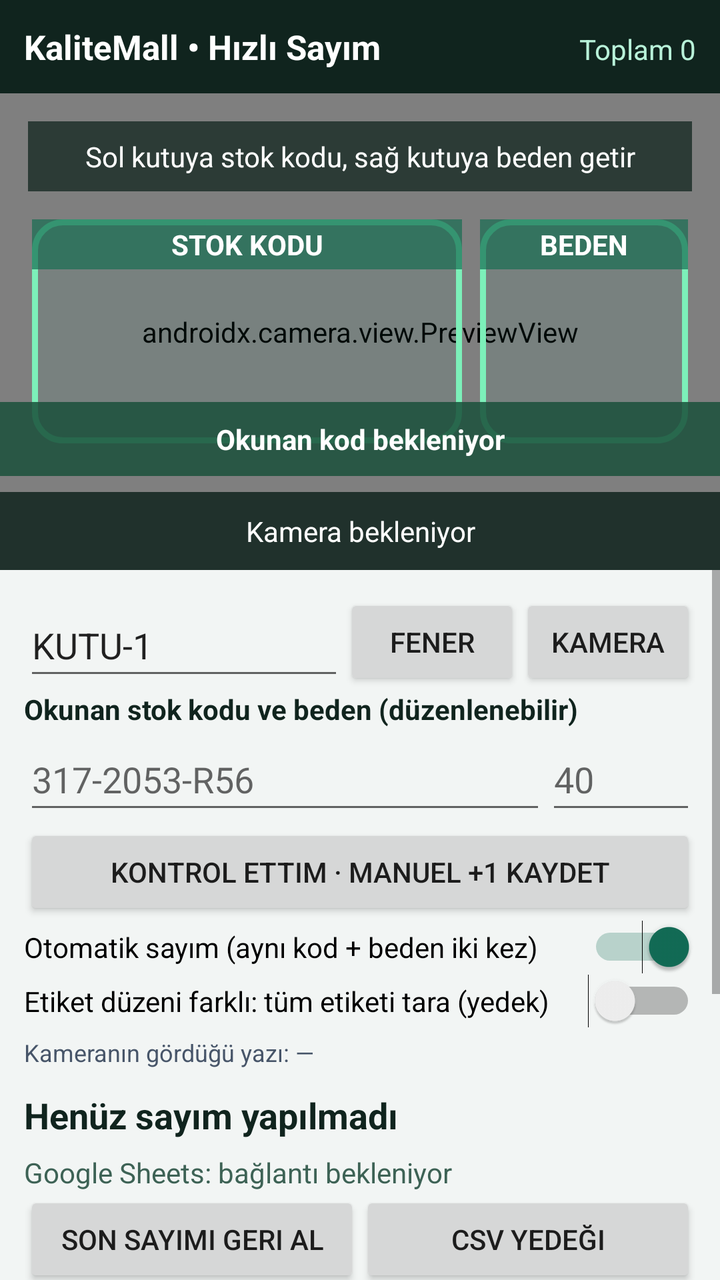
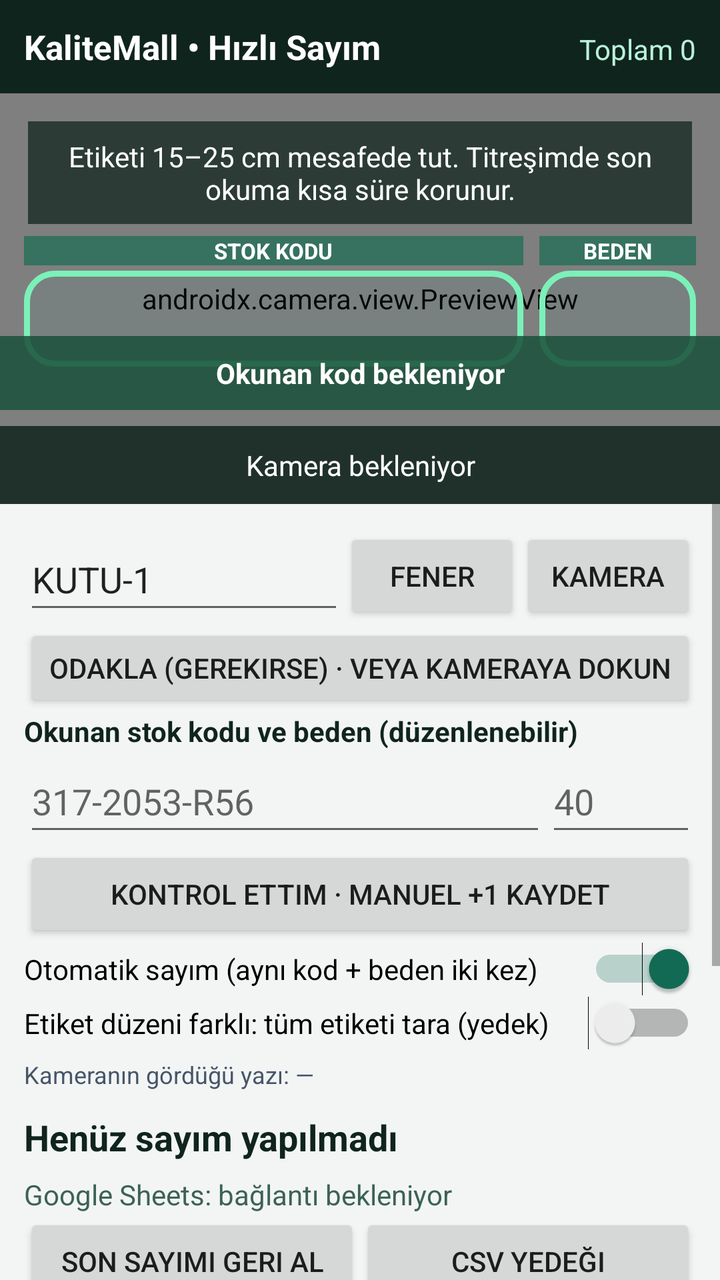

An Android layout rendered at two revisions. The XML below is the earlier revision; the diff shows what the commit changed to produce the second picture.
<!-- AndroidManifest.xml: application theme AppTheme -->
<!-- res/layout/activity_main.xml -->
<?xml version="1.0" encoding="utf-8"?>
<LinearLayout xmlns:android="http://schemas.android.com/apk/res/android"
    xmlns:app="http://schemas.android.com/apk/res-auto"
    android:layout_width="match_parent" android:layout_height="match_parent"
    android:orientation="vertical" android:background="#F2F5F4">
    <LinearLayout android:layout_width="match_parent" android:layout_height="wrap_content"
        android:background="#10241E" android:orientation="horizontal" android:padding="12dp">
        <TextView android:layout_width="0dp" android:layout_weight="1"
            android:layout_height="wrap_content" android:text="KaliteMall • Hızlı Sayım"
            android:textStyle="bold" android:textSize="17sp" android:textColor="#FFFFFF" />
        <TextView android:id="@+id/totalText" android:layout_width="wrap_content"
            android:layout_height="wrap_content" android:text="Toplam 0" android:textColor="#B8F2D9" />
    </LinearLayout>
    <FrameLayout android:layout_width="match_parent" android:layout_height="0dp"
        android:layout_weight="1" android:background="#121A18">
        <androidx.camera.view.PreviewView android:id="@+id/cameraPreview"
            android:layout_width="match_parent" android:layout_height="match_parent"
            app:implementationMode="compatible" />
        <LinearLayout android:id="@+id/dualZonesOverlay"
            android:layout_width="match_parent" android:layout_height="112dp"
            android:layout_gravity="center" android:layout_marginHorizontal="16dp"
            android:orientation="horizontal" android:gravity="center_vertical">
            <FrameLayout android:id="@+id/codeTarget"
                android:layout_width="0dp" android:layout_weight="2.7"
                android:layout_height="match_parent" android:background="@drawable/scan_frame">
                <TextView android:layout_width="match_parent" android:layout_height="wrap_content"
                    android:layout_gravity="top" android:gravity="center" android:padding="3dp"
                    android:text="STOK KODU" android:textStyle="bold" android:textColor="#FFFFFF"
                    android:background="#B2186D52" />
            </FrameLayout>
            <Space android:layout_width="9dp" android:layout_height="match_parent" />
            <FrameLayout android:id="@+id/sizeTarget"
                android:layout_width="0dp" android:layout_weight="1.3"
                android:layout_height="match_parent" android:background="@drawable/scan_frame">
                <TextView android:layout_width="match_parent" android:layout_height="wrap_content"
                    android:layout_gravity="top" android:gravity="center" android:padding="3dp"
                    android:text="BEDEN" android:textStyle="bold" android:textColor="#FFFFFF"
                    android:background="#B2186D52" />
            </FrameLayout>
        </LinearLayout>
        <View android:id="@+id/fullFrameGuide"
            android:layout_width="match_parent" android:layout_height="155dp"
            android:layout_gravity="center" android:layout_marginHorizontal="24dp"
            android:background="@drawable/scan_frame" android:visibility="gone" />
        <TextView android:layout_width="match_parent" android:layout_height="wrap_content"
            android:layout_gravity="top" android:layout_margin="14dp"
            android:gravity="center" android:padding="8dp"
            android:background="#BF10241E" android:textColor="#FFFFFF"
            android:text="Sol kutuya stok kodu, sağ kutuya beden getir" />
        <TextView android:id="@+id/readStatusText" android:layout_width="match_parent"
            android:layout_height="wrap_content" android:layout_gravity="bottom"
            android:layout_marginBottom="47dp" android:background="#D91B503B"
            android:textColor="#FFFFFF" android:textStyle="bold"
            android:padding="9dp" android:gravity="center" android:text="Okunan kod bekleniyor" />
        <TextView android:id="@+id/cameraStatus" android:layout_width="match_parent"
            android:layout_height="wrap_content" android:layout_gravity="bottom"
            android:background="#D910241E" android:textColor="#FFFFFF"
            android:padding="10dp" android:gravity="center" android:text="Kamera bekleniyor" />
    </FrameLayout>
    <ScrollView android:layout_width="match_parent" android:layout_height="355dp"
        android:fillViewport="false">
        <LinearLayout android:layout_width="match_parent" android:layout_height="wrap_content"
            android:orientation="vertical" android:padding="12dp">
            <LinearLayout android:layout_width="match_parent" android:layout_height="wrap_content"
                android:orientation="horizontal" android:gravity="center_vertical">
                <EditText android:id="@+id/boxInput" android:layout_width="0dp" android:layout_weight="1"
                    android:layout_height="48dp" android:singleLine="true" android:hint="Kutu/Raf (zorunlu)"
                    android:inputType="textCapCharacters" android:text="KUTU-1" />
                <Button android:id="@+id/torchButton" android:layout_width="wrap_content"
                    android:layout_height="wrap_content" android:text="Fener" />
                <Button android:id="@+id/cameraButton" android:layout_width="wrap_content"
                    android:layout_height="wrap_content" android:text="Kamera" />
            </LinearLayout>
            <TextView android:layout_width="match_parent" android:layout_height="wrap_content"
                android:text="Okunan stok kodu ve beden (düzenlenebilir)"
                android:textStyle="bold" android:textColor="#10241E" />
            <LinearLayout android:layout_width="match_parent" android:layout_height="wrap_content"
                android:orientation="horizontal">
                <EditText android:id="@+id/detectedSkuInput" android:layout_width="0dp"
                    android:layout_weight="1" android:layout_height="48dp"
                    android:singleLine="true" android:inputType="textCapCharacters"
                    android:hint="317-2053-R56" />
                <EditText android:id="@+id/detectedSizeInput" android:layout_width="75dp"
                    android:layout_height="48dp" android:singleLine="true"
                    android:inputType="textCapCharacters" android:hint="40" />
            </LinearLayout>
            <Button android:id="@+id/manualAddButton" android:layout_width="match_parent"
                android:layout_height="48dp" android:text="Kontrol ettim · Manuel +1 kaydet" />
            <Switch android:id="@+id/autoSwitch" android:layout_width="match_parent"
                android:layout_height="wrap_content" android:checked="true"
                android:text="Otomatik sayım (aynı kod + beden iki kez)" />
            <Switch android:id="@+id/fullFrameSwitch"
                android:layout_width="match_parent" android:layout_height="wrap_content"
                android:text="Etiket düzeni farklı: tüm etiketi tara (yedek)"
                android:checked="false" />
            <TextView android:id="@+id/rawOcrText" android:layout_width="match_parent"
                android:layout_height="wrap_content" android:textColor="#475569"
                android:paddingVertical="4dp" android:maxLines="3"
                android:ellipsize="end" android:textSize="12sp"
                android:text="Kameranın gördüğü yazı: —" />
            <TextView android:id="@+id/lastScanText" android:layout_width="match_parent"
                android:layout_height="wrap_content" android:paddingVertical="7dp"
                android:textSize="18sp" android:textStyle="bold" android:textColor="#10241E"
                android:text="Henüz sayım yapılmadı" />
            <TextView android:id="@+id/syncStatus" android:layout_width="match_parent"
                android:layout_height="wrap_content" android:textColor="#3D6255"
                android:text="Google Sheets: bağlantı bekleniyor" />
            <LinearLayout android:layout_width="match_parent" android:layout_height="wrap_content"
                android:orientation="horizontal">
                <Button android:id="@+id/undoButton" android:layout_width="0dp"
                    android:layout_weight="1" android:layout_height="wrap_content" android:text="Son sayımı geri al" />
                <Button android:id="@+id/exportButton" android:layout_width="0dp"
                    android:layout_weight="1" android:layout_height="wrap_content" android:text="CSV yedeği" />
            </LinearLayout>
            <TextView android:layout_width="match_parent" android:layout_height="wrap_content"
                android:paddingTop="8dp" android:text="Sheets bağlantısı (bir kez)"
                android:textStyle="bold" android:textColor="#10241E" />
            <EditText android:id="@+id/scriptUrlInput" android:layout_width="match_parent"
                android:layout_height="wrap_content" android:singleLine="true"
                android:inputType="textUri" android:hint="Apps Script /exec URL" />
            <EditText android:id="@+id/secretInput" android:layout_width="match_parent"
                android:layout_height="wrap_content" android:singleLine="true"
                android:inputType="textPassword" android:hint="64 karakter gizli anahtar" />
            <LinearLayout android:layout_width="match_parent" android:layout_height="wrap_content"
                android:orientation="horizontal">
                <Button android:id="@+id/connectButton" android:layout_width="0dp"
                    android:layout_weight="1" android:layout_height="wrap_content" android:text="Bağlantıyı test et" />
                <Button android:id="@+id/syncNowButton" android:layout_width="0dp"
                    android:layout_weight="1" android:layout_height="wrap_content" android:text="Bekleyenleri gönder" />
            </LinearLayout>
            <TextView android:layout_width="match_parent" android:layout_height="wrap_content"
                android:textColor="#5B6C65" android:textSize="12sp"
                android:text="Sayısal güven eşiği yok: otomatik sayım için iki aynı kod/beden okunur. Hatalı okuma varsa otomatiği kapat, alanları düzelt ve Manuel +1 kullan. Aynı etiketi tekrar saymak için 0,6 sn boş zemin göster. Kayıt önce telefona, sonra Sheets'e yazılır." />
        </LinearLayout>
    </ScrollView>
</LinearLayout>
<!-- resources referenced by this layout -->
<resources>
  <!-- drawable scan_frame (drawable) -->
  <?xml version="1.0" encoding="utf-8"?>
  <shape xmlns:android="http://schemas.android.com/apk/res/android" android:shape="rectangle">
      <solid android:color="#1010A080" />
      <stroke android:width="3dp" android:color="#7CF0B9" />
      <corners android:radius="14dp" />
  </shape>
  <style name="AppTheme" parent="Theme.AppCompat.DayNight.NoActionBar">
          <item name="colorAccent">#126C56</item>
          <item name="android:statusBarColor">#10241E</item>
          <item name="android:navigationBarColor">#10241E</item>
          <item name="android:windowLightStatusBar">false</item>
      </style>
</resources>

<!-- the commit's change to res/layout/activity_main.xml (unified diff, before → after) -->
@@ -16,27 +16,33 @@
         <androidx.camera.view.PreviewView android:id="@+id/cameraPreview"
             android:layout_width="match_parent" android:layout_height="match_parent"
             app:implementationMode="compatible" />
+        
         <LinearLayout android:id="@+id/dualZonesOverlay"
-            android:layout_width="match_parent" android:layout_height="112dp"
-            android:layout_gravity="center" android:layout_marginHorizontal="16dp"
-            android:orientation="horizontal" android:gravity="center_vertical">
-            <FrameLayout android:id="@+id/codeTarget"
-                android:layout_width="0dp" android:layout_weight="2.7"
-                android:layout_height="match_parent" android:background="@drawable/scan_frame">
-                <TextView android:layout_width="match_parent" android:layout_height="wrap_content"
-                    android:layout_gravity="top" android:gravity="center" android:padding="3dp"
-                    android:text="STOK KODU" android:textStyle="bold" android:textColor="#FFFFFF"
-                    android:background="#B2186D52" />
-            </FrameLayout>
-            <Space android:layout_width="9dp" android:layout_height="match_parent" />
-            <FrameLayout android:id="@+id/sizeTarget"
-                android:layout_width="0dp" android:layout_weight="1.3"
-                android:layout_height="match_parent" android:background="@drawable/scan_frame">
-                <TextView android:layout_width="match_parent" android:layout_height="wrap_content"
-                    android:layout_gravity="top" android:gravity="center" android:padding="3dp"
-                    android:text="BEDEN" android:textStyle="bold" android:textColor="#FFFFFF"
-                    android:background="#B2186D52" />
-            </FrameLayout>
+            android:layout_width="match_parent" android:layout_height="68dp"
+            android:layout_gravity="center" android:layout_marginHorizontal="12dp"
+            android:orientation="vertical" android:gravity="center_vertical">
+            <LinearLayout android:layout_width="match_parent" android:layout_height="20dp"
+                android:orientation="horizontal" android:gravity="center_vertical">
+                <TextView android:layout_width="0dp" android:layout_weight="3.2"
+                    android:layout_height="wrap_content" android:text="STOK KODU"
+                    android:gravity="center" android:textSize="11sp" android:textStyle="bold"
+                    android:textColor="#FFFFFF" android:background="#B2186D52" />
+                <Space android:layout_width="8dp" android:layout_height="match_parent" />
+                <TextView android:layout_width="0dp" android:layout_weight="1"
+                    android:layout_height="wrap_content" android:text="BEDEN"
+                    android:gravity="center" android:textSize="11sp" android:textStyle="bold"
+                    android:textColor="#FFFFFF" android:background="#B2186D52" />
+            </LinearLayout>
+            <LinearLayout android:layout_width="match_parent" android:layout_height="48dp"
+                android:orientation="horizontal" android:gravity="center_vertical">
+                <FrameLayout android:id="@+id/codeTarget"
+                    android:layout_width="0dp" android:layout_weight="3.2"
+                    android:layout_height="48dp" android:background="@drawable/scan_frame" />
+                <Space android:layout_width="8dp" android:layout_height="match_parent" />
+                <FrameLayout android:id="@+id/sizeTarget"
+                    android:layout_width="0dp" android:layout_weight="1"
+                    android:layout_height="48dp" android:background="@drawable/scan_frame" />
+            </LinearLayout>
         </LinearLayout>
         <View android:id="@+id/fullFrameGuide"
             android:layout_width="match_parent" android:layout_height="155dp"
@@ -46,7 +52,7 @@
             android:layout_gravity="top" android:layout_margin="14dp"
             android:gravity="center" android:padding="8dp"
             android:background="#BF10241E" android:textColor="#FFFFFF"
-            android:text="Sol kutuya stok kodu, sağ kutuya beden getir" />
+            android:text="Etiketi 15–25 cm mesafede tut. Titreşimde son okuma kısa süre korunur." />
         <TextView android:id="@+id/readStatusText" android:layout_width="match_parent"
             android:layout_height="wrap_content" android:layout_gravity="bottom"
             android:layout_marginBottom="47dp" android:background="#D91B503B"
@@ -57,7 +63,7 @@
             android:background="#D910241E" android:textColor="#FFFFFF"
             android:padding="10dp" android:gravity="center" android:text="Kamera bekleniyor" />
     </FrameLayout>
-    <ScrollView android:layout_width="match_parent" android:layout_height="355dp"
+    <ScrollView android:layout_width="match_parent" android:layout_height="388dp"
         android:fillViewport="false">
         <LinearLayout android:layout_width="match_parent" android:layout_height="wrap_content"
             android:orientation="vertical" android:padding="12dp">
@@ -71,6 +77,8 @@
                 <Button android:id="@+id/cameraButton" android:layout_width="wrap_content"
                     android:layout_height="wrap_content" android:text="Kamera" />
             </LinearLayout>
+            <Button android:id="@+id/focusButton" android:layout_width="match_parent"
+                android:layout_height="44dp" android:text="ODAKLA (gerekirse) · veya kameraya dokun" />
             <TextView android:layout_width="match_parent" android:layout_height="wrap_content"
                 android:text="Okunan stok kodu ve beden (düzenlenebilir)"
                 android:textStyle="bold" android:textColor="#10241E" />
@@ -130,7 +138,7 @@
             </LinearLayout>
             <TextView android:layout_width="match_parent" android:layout_height="wrap_content"
                 android:textColor="#5B6C65" android:textSize="12sp"
-                android:text="Sayısal güven eşiği yok: otomatik sayım için iki aynı kod/beden okunur. Hatalı okuma varsa otomatiği kapat, alanları düzelt ve Manuel +1 kullan. Aynı etiketi tekrar saymak için 0,6 sn boş zemin göster. Kayıt önce telefona, sonra Sheets'e yazılır." />
+                android:text="Sayısal güven eşiği yok: titreşim nedeniyle araya boş kare girse de 1,4 sn içinde iki aynı kod/beden okunursa sayılır. Hatalı okuma varsa otomatiği kapat, alanları düzelt ve Manuel +1 kullan. Aynı etiketi tekrar saymak için 0,6 sn boş zemin göster. Kayıt önce telefona, sonra Sheets'e yazılır." />
         </LinearLayout>
     </ScrollView>
 </LinearLayout>
